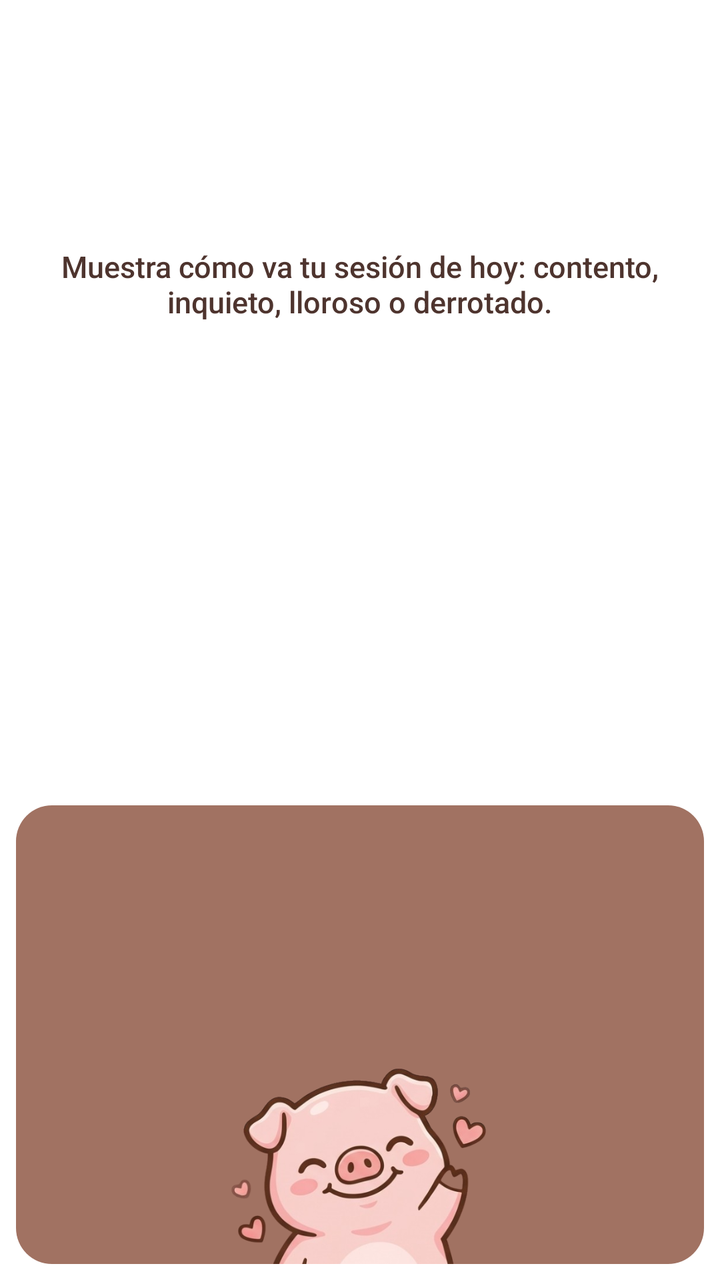
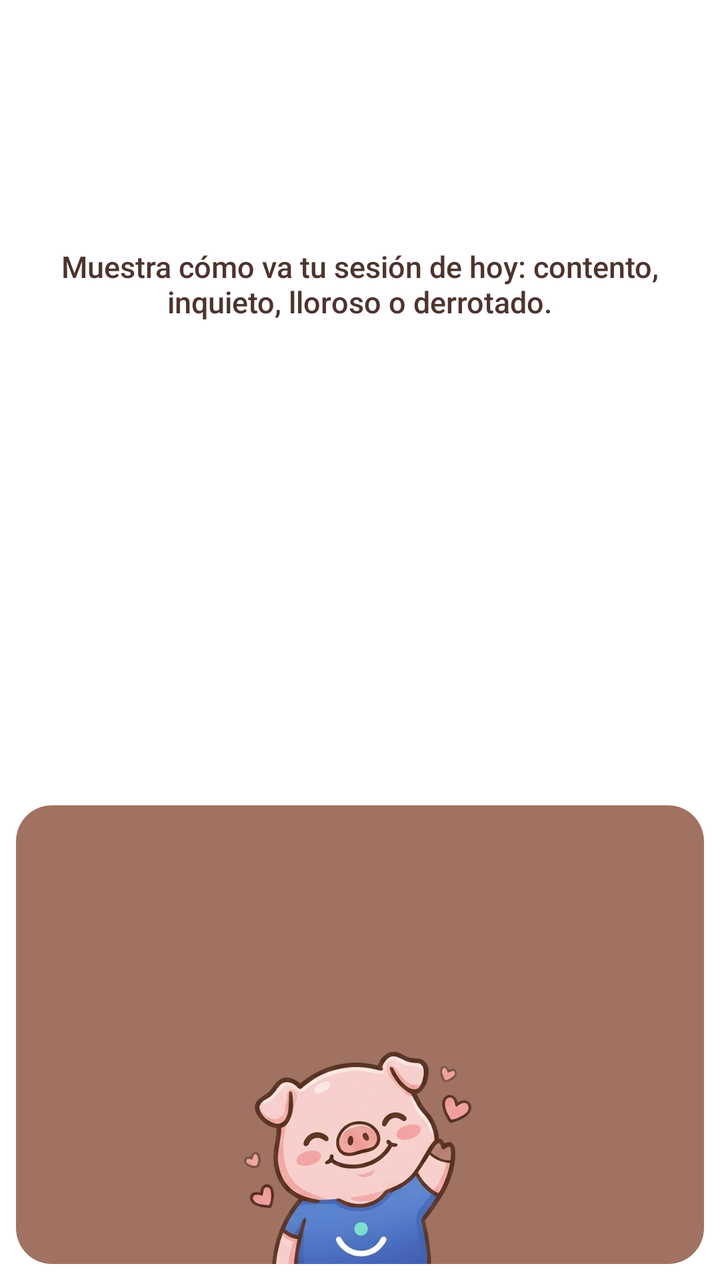

Compare the two renders of this Android layout. The source of the first and the diff that turns it into the second are given below.
<!-- AndroidManifest.xml: application theme Theme.Orofacial -->
<!-- res/layout/widget_orofacial.xml -->
<?xml version="1.0" encoding="utf-8"?>
<LinearLayout xmlns:android="http://schemas.android.com/apk/res/android"
    android:id="@+id/widget_root"
    android:layout_width="match_parent"
    android:layout_height="match_parent"
    android:orientation="vertical"
    android:padding="8dp">

    <FrameLayout
        android:layout_width="match_parent"
        android:layout_height="match_parent">

        <LinearLayout
            android:layout_width="match_parent"
            android:layout_height="match_parent"
            android:orientation="vertical">

            <TextView
                android:id="@+id/widget_message"
                android:layout_width="match_parent"
                android:layout_height="0dp"
                android:layout_weight="220"
                android:background="@drawable/widget_card_top"
                android:ellipsize="end"
                android:fontFamily="sans-serif-medium"
                android:gravity="center"
                android:maxLines="2"
                android:padding="10dp"
                android:text="@string/widget_desc"
                android:textColor="#4E342E"
                android:textSize="15sp" />

            
            <LinearLayout
                android:layout_width="match_parent"
                android:layout_height="0dp"
                android:layout_weight="104"
                android:orientation="vertical" />

            <LinearLayout
                android:layout_width="match_parent"
                android:layout_height="0dp"
                android:layout_weight="188"
                android:background="@drawable/widget_card_bottom"
                android:orientation="vertical" />

        </LinearLayout>

        
        <ImageView
            android:id="@+id/widget_mood"
            android:layout_width="150dp"
            android:layout_height="150dp"
            android:layout_gravity="bottom|center_horizontal"
            android:contentDescription="@string/widget_name"
            android:scaleType="fitCenter"
            android:src="@drawable/ic_mood_contento" />

    </FrameLayout>
</LinearLayout>
<!-- resources referenced by this layout -->
<resources>
  <!-- drawable ic_mood_contento: png bitmap (drawable-nodpi, 147634 bytes) -->
  <!-- drawable widget_card_bottom (drawable) -->
  <?xml version="1.0" encoding="utf-8"?>
  <shape xmlns:android="http://schemas.android.com/apk/res/android" android:shape="rectangle">
      <corners android:radius="18dp" />
      <solid android:color="#A17262" />
  </shape>
  <!-- drawable widget_card_top (drawable) -->
  <?xml version="1.0" encoding="utf-8"?>
  <shape xmlns:android="http://schemas.android.com/apk/res/android" android:shape="rectangle">
      <corners android:radius="18dp" />
      <solid android:color="#FFFFFF" />
  </shape>
  <string name="widget_desc">Muestra cómo va tu sesión de hoy: contento, inquieto, lloroso o derrotado.</string>
  <string name="widget_name">Orofacial hoy</string>
  <style name="Theme.Orofacial" parent="Theme.AppCompat.NoActionBar">
          <item name="android:windowFullscreen">true</item>
          <item name="android:windowLayoutInDisplayCutoutMode">shortEdges</item>
          
          <item name="android:windowBackground">@android:color/white</item>
          <item name="android:statusBarColor">@android:color/white</item>
          <item name="android:navigationBarColor">@android:color/white</item>
          
          <item name="android:windowLightStatusBar">true</item>
          <item name="android:windowLightNavigationBar">true</item>
      </style>
</resources>

<!-- the commit's change to res/layout/widget_orofacial.xml (unified diff, before → after) -->
@@ -49,8 +49,8 @@
         
         <ImageView
             android:id="@+id/widget_mood"
-            android:layout_width="150dp"
-            android:layout_height="150dp"
+            android:layout_width="140dp"
+            android:layout_height="140dp"
             android:layout_gravity="bottom|center_horizontal"
             android:contentDescription="@string/widget_name"
             android:scaleType="fitCenter"
<!-- resource entries referenced after the edit -->
@@ -1,6 +1,6 @@
 <!-- resources referenced by this layout -->
 <resources>
-  <!-- drawable ic_mood_contento: png bitmap (drawable-nodpi, 147634 bytes) -->
+  <!-- drawable ic_mood_contento: png bitmap (drawable-nodpi, 184625 bytes) -->
   <!-- drawable widget_card_bottom (drawable) -->
   <?xml version="1.0" encoding="utf-8"?>
   <shape xmlns:android="http://schemas.android.com/apk/res/android" android:shape="rectangle">
